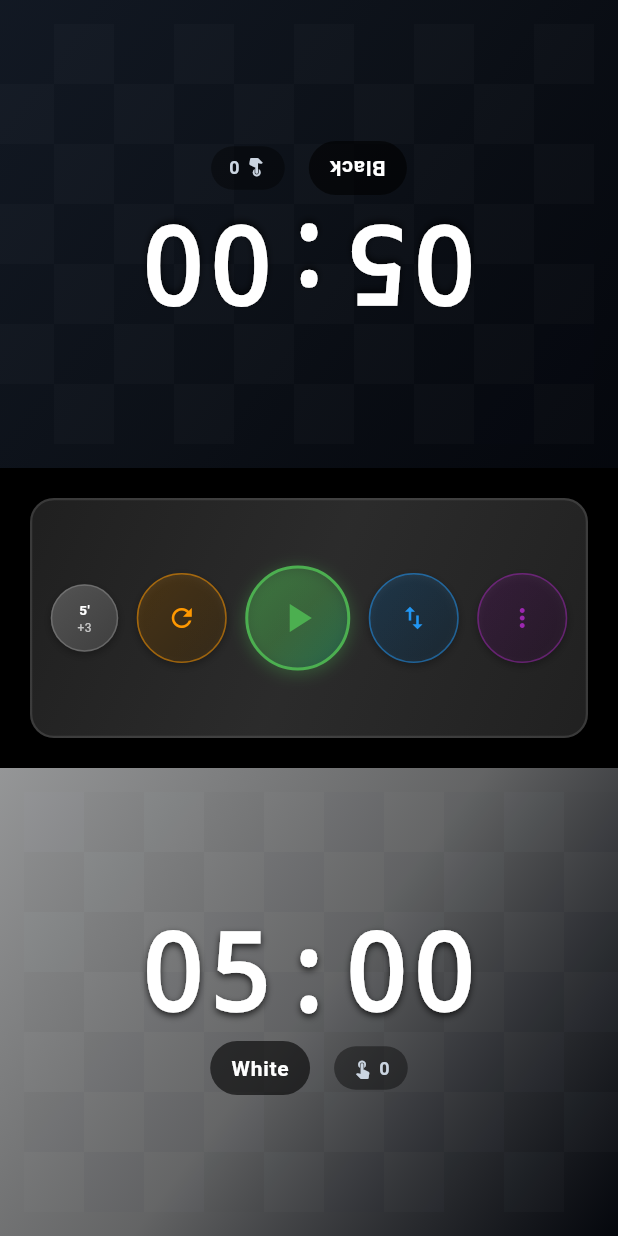
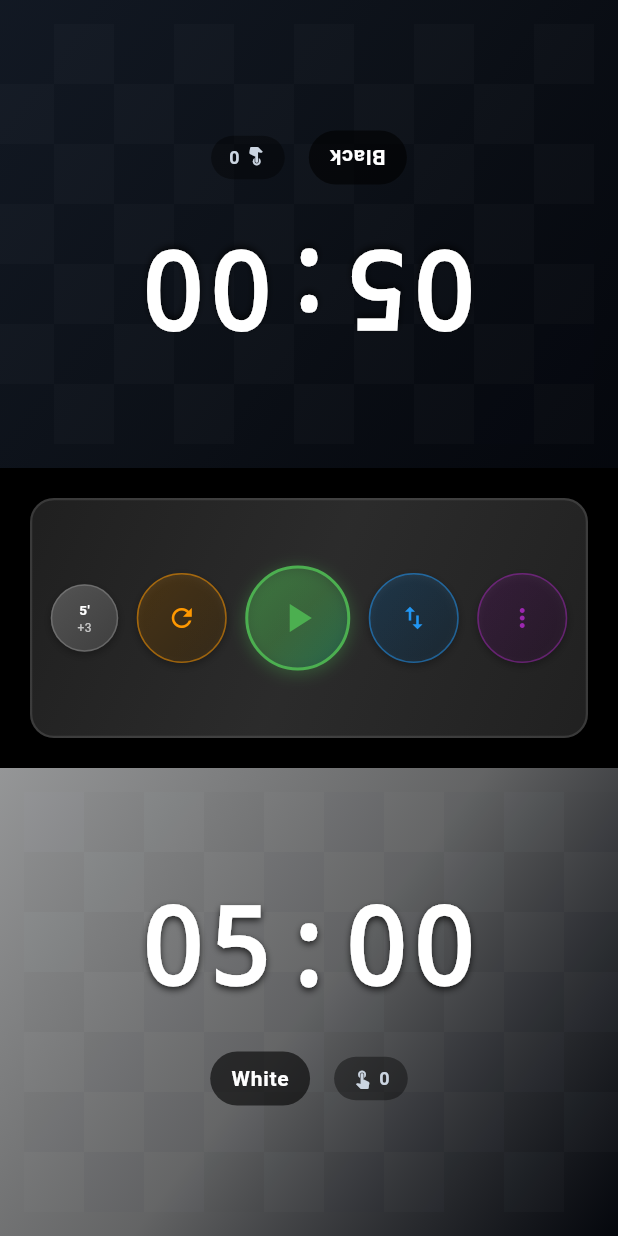
Before and after one commit to andrellopes/aChessTime, a Flutter app: the screen it shows after launch, on a phone screen of 412 x 824 dp. Run offline on Flutter 3.47's test engine with Material 3 defaults, Android fonts, the phone set to English and light mode, and no system bars; our stand-ins replace file_picker, google_mobile_ads, in_app_purchase, in_app_review, just_audio, package_info_plus and 3 more; missing offline and left inert: audio_session, in_app_purchase_storekit; statements that could not run were skipped.

Commit message:
fix: adjust timer layout and spacing for better responsiveness and fix clipping

```diff
--- a/lib/widgets/player_timer_widget.dart
+++ b/lib/widgets/player_timer_widget.dart
@@ -82,8 +82,9 @@ class PlayerTimerWidget extends StatelessWidget {
               mainAxisAlignment: MainAxisAlignment.center,
               children: [
                 Container(
-                  height: 80,
                   alignment: Alignment.center,
+                  child: FittedBox(
+                    fit: BoxFit.scaleDown,
                     child: AnimatedDefaultTextStyle(
                       duration: const Duration(milliseconds: 200),
                       style: TextStyle(
@@ -91,6 +92,7 @@ class PlayerTimerWidget extends StatelessWidget {
                         fontWeight: FontWeight.w900,
                         color: themeManager.getTimerColor(isActive, isLowTime, isVeryLowTime),
                         fontFamily: 'monospace',
+                        height: 1.0,
                         letterSpacing: 2.0,
                         shadows: [
                           Shadow(
@@ -103,8 +105,9 @@ class PlayerTimerWidget extends StatelessWidget {
                       child: Text(timeText),
                     ),
                   ),
+                ),
 
-                const SizedBox(height: 8), // Reduced from 16 to 8 since timer has fixed height
+                const SizedBox(height: 30), // Increased even more to lower the labels
 
                 Row(
                   mainAxisAlignment: MainAxisAlignment.center,
--- a/pubspec.yaml
+++ b/pubspec.yaml
@@ -1,7 +1,7 @@
 name: a_chess_time
 description: "A modern and intuitive chess timer app with customizable time controls, themes, and multilingual support."
 publish_to: 'none'
-version: 2.2.3+28
+version: 2.2.4+29
 environment:
   sdk: ^3.7.0
 dependencies:
```
Also changed, not shown: assets/icon.png, assets/icon1.png (added), assets/icon_.png (deleted), assets/store/ChessTime_1024x500.png (deleted), assets/store/banner.png (added), 6 other files. Lines whose indentation alone changed are shown as unchanged.
